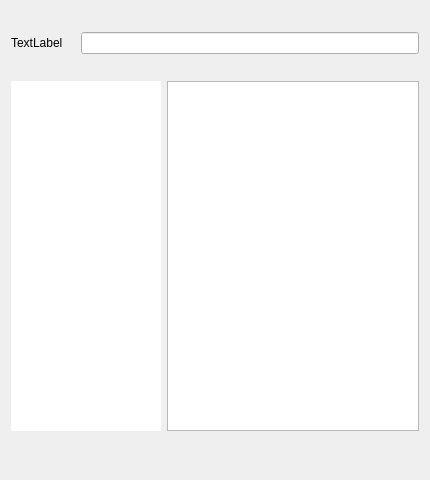
This is plugins/startapplet/startwindow.ui in developing4all/hdepanel as Qt 5 draws it before an edit. The edited form follows.
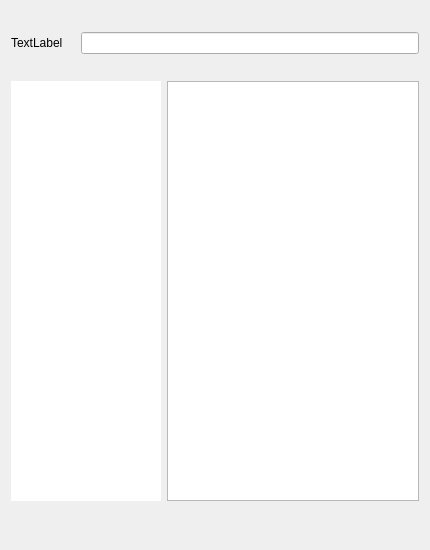
This is the edited form. Icons and pictures are not drawn.

Commit message: Added remove from favorites function

Patch:
```diff
--- a/plugins/startapplet/startwindow.ui
+++ b/plugins/startapplet/startwindow.ui
@@ -7,7 +7,7 @@
     <x>0</x>
     <y>0</y>
     <width>430</width>
-    <height>480</height>
+    <height>550</height>
    </rect>
   </property>
   <property name="windowTitle">
@@ -68,24 +68,6 @@
        <property name="frameShadow">
         <enum>QFrame::Plain</enum>
        </property>
-       <property name="lineWidth">
-        <number>0</number>
-       </property>
-       <property name="iconSize">
-        <size>
-         <width>24</width>
-         <height>24</height>
-        </size>
-       </property>
-       <property name="gridSize">
-        <size>
-         <width>24</width>
-         <height>24</height>
-        </size>
-       </property>
-       <property name="uniformItemSizes">
-        <bool>true</bool>
-       </property>
       </widget>
      </item>
      <item>
```
Left out of the diff: 3 changed lines with no effect on the pictures. The commit also changes 2 other files.
